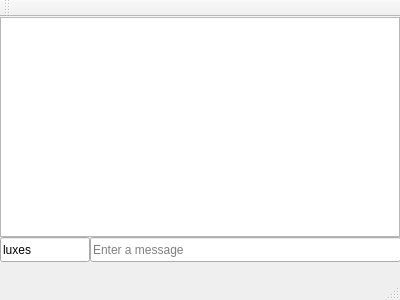
This is src/mainwindow.ui in eyyu/LinuxTCPChat as Qt 5 draws it before an edit. The edited form follows.
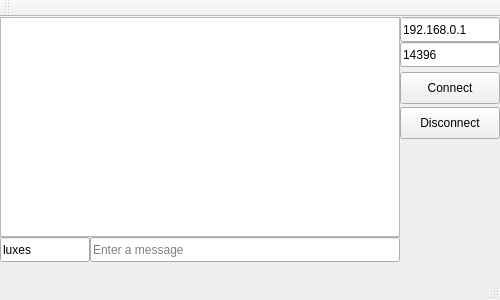
This is the edited form.

What changed in the file:
```diff
--- a/src/mainwindow.ui
+++ b/src/mainwindow.ui
@@ -6,7 +6,7 @@
    <rect>
     <x>0</x>
     <y>0</y>
-    <width>400</width>
+    <width>500</width>
     <height>300</height>
    </rect>
   </property>
@@ -19,7 +19,7 @@
      <rect>
       <x>90</x>
       <y>220</y>
-      <width>311</width>
+      <width>310</width>
       <height>25</height>
      </rect>
     </property>
@@ -53,6 +53,64 @@
      </rect>
     </property>
    </widget>
+   <widget class="QLineEdit" name="lineEdit_ip">
+    <property name="geometry">
+     <rect>
+      <x>400</x>
+      <y>0</y>
+      <width>100</width>
+      <height>25</height>
+     </rect>
+    </property>
+    <property name="text">
+     <string>192.168.0.1</string>
+    </property>
+    <property name="placeholderText">
+     <string>IP Address</string>
+    </property>
+   </widget>
+   <widget class="QLineEdit" name="lineEdit_port">
+    <property name="geometry">
+     <rect>
+      <x>400</x>
+      <y>25</y>
+      <width>100</width>
+      <height>25</height>
+     </rect>
+    </property>
+    <property name="text">
+     <string>14396</string>
+    </property>
+    <property name="placeholderText">
+     <string>Port</string>
+    </property>
+   </widget>
+   <widget class="QPushButton" name="connectBtn">
+    <property name="geometry">
+     <rect>
+      <x>400</x>
+      <y>55</y>
+      <width>100</width>
+      <height>32</height>
+     </rect>
+    </property>
+    <property name="text">
+     <string>Connect</string>
+    </property>
+   </widget>
+   <widget class="QPushButton" name="disconnectBtn">
+    <property name="geometry">
+     <rect>
+      <x>400</x>
+      <y>90</y>
+      <width>100</width>
+      <height>32</height>
+     </rect>
+    </property>
+    <property name="text">
+     <string>Disconnect</string>
+    </property>
+   </widget>
   </widget>
   <widget class="QMenuBar" name="menuBar">
    <property name="geometry">
```
Left out of the diff: 6 changed lines with no effect on the pictures.
